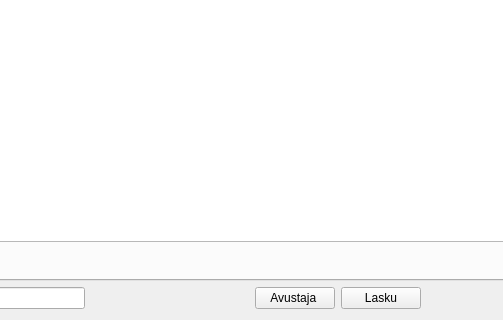
Above: kitupiikki/kirjaus/kirjaus.ui from artoh/kitupiikki before the change; both pictures show x 142 to 645 and y 100 to 420 of the 957 by 420 pixel window. Below: the same form after it.
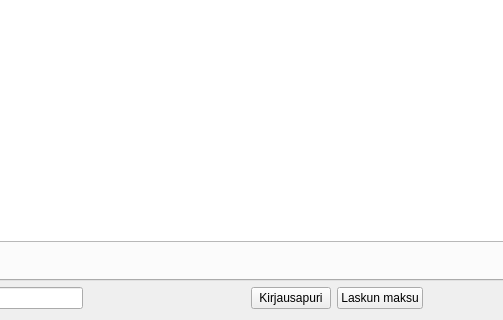
That is the form after the change. Icons and pictures are not drawn.

Diff of the .ui file:
```diff
--- a/kitupiikki/kirjaus/kirjaus.ui
+++ b/kitupiikki/kirjaus/kirjaus.ui
@@ -368,7 +368,7 @@
      <item>
       <widget class="QPushButton" name="apuriNappi">
        <property name="text">
-        <string>Avustaja </string>
+        <string>Kirjausapuri</string>
        </property>
        <property name="icon">
         <iconset resource="../pic/pic.qrc">
@@ -382,7 +382,7 @@
      <item>
       <widget class="QPushButton" name="laskuNappi">
        <property name="text">
-        <string>Lasku</string>
+        <string>Laskun maksu</string>
        </property>
        <property name="icon">
         <iconset resource="../pic/pic.qrc">
```
